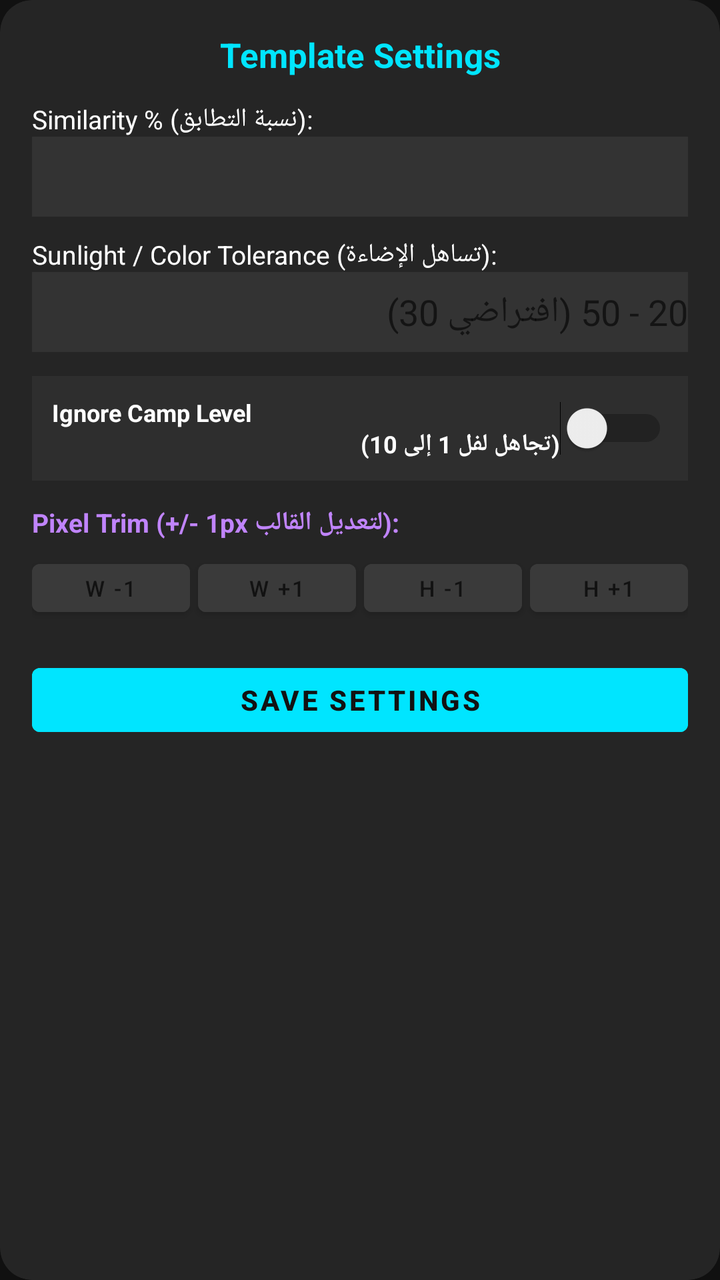
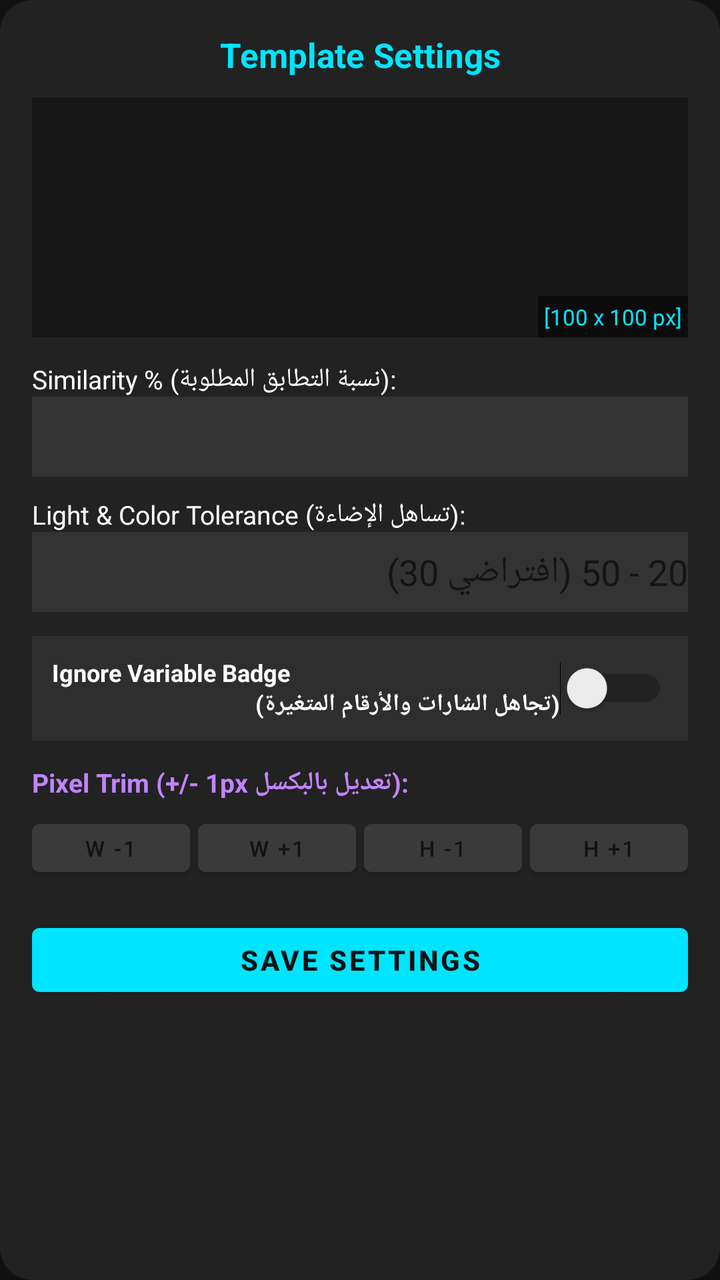

Two renders of the same Android screen: before a commit and after it. Below are the layout's source before the change and the commit's diff.
<!-- AndroidManifest.xml: application theme Theme.MyAutomationApp -->
<!-- res/layout/dialog_template_settings.xml -->
<?xml version="1.0" encoding="utf-8"?>
<androidx.cardview.widget.CardView xmlns:android="http://schemas.android.com/apk/res/android"
    xmlns:app="http://schemas.android.com/apk/res-auto"
    android:layout_width="300dp"
    android:layout_height="wrap_content"
    app:cardBackgroundColor="#252525"
    app:cardCornerRadius="16dp"
    app:cardElevation="20dp">

    <LinearLayout
        android:layout_width="match_parent"
        android:layout_height="wrap_content"
        android:orientation="vertical"
        android:padding="16dp">

        <TextView
            android:id="@+id/tvTemplateSettingsTitle"
            android:layout_width="match_parent"
            android:layout_height="wrap_content"
            android:text="Template Settings"
            android:textColor="#00E5FF"
            android:textSize="17sp"
            android:textStyle="bold"
            android:gravity="center"
            android:paddingBottom="12dp" />

        
        <TextView
            android:layout_width="match_parent"
            android:layout_height="wrap_content"
            android:text="Similarity % (نسبة التطابق):"
            android:textColor="#FFFFFF"
            android:textSize="13sp" />
        <EditText
            android:id="@+id/etTemplateSim"
            android:layout_width="match_parent"
            android:layout_height="40dp"
            android:inputType="number"
            android:textColor="#00E5FF"
            android:background="#333333"
            android:paddingStart="8dp"
            android:layout_marginBottom="10dp" />

        
        <TextView
            android:layout_width="match_parent"
            android:layout_height="wrap_content"
            android:text="Sunlight / Color Tolerance (تساهل الإضاءة):"
            android:textColor="#FFFFFF"
            android:textSize="13sp" />
        <EditText
            android:id="@+id/etTemplateTolerance"
            android:layout_width="match_parent"
            android:layout_height="40dp"
            android:inputType="number"
            android:hint="20 - 50 (افتراضي 30)"
            android:textColor="#00E5FF"
            android:background="#333333"
            android:paddingStart="8dp"
            android:layout_marginBottom="12dp" />

        
        <LinearLayout
            android:layout_width="match_parent"
            android:layout_height="wrap_content"
            android:orientation="horizontal"
            android:gravity="center_vertical"
            android:background="#2E2E2E"
            android:padding="10dp"
            android:layout_marginBottom="12dp">
            <TextView
                android:layout_width="0dp"
                android:layout_height="wrap_content"
                android:layout_weight="1"
                android:text="Ignore Camp Level\n(تجاهل لفل 1 إلى 10)"
                android:textColor="#FFFFFF"
                android:textSize="12sp"
                android:textStyle="bold" />
            <Switch
                android:id="@+id/swIgnoreLevelBadge"
                android:layout_width="wrap_content"
                android:layout_height="wrap_content" />
        </LinearLayout>

        
        <TextView
            android:layout_width="match_parent"
            android:layout_height="wrap_content"
            android:text="Pixel Trim (+/- 1px لتعديل القالب):"
            android:textColor="#C084FC"
            android:textSize="13sp"
            android:textStyle="bold"
            android:paddingBottom="4dp" />

        <LinearLayout
            android:layout_width="match_parent"
            android:layout_height="40dp"
            android:orientation="horizontal"
            android:gravity="center_vertical"
            android:layout_marginBottom="14dp">

            <Button
                android:id="@+id/btnTrimWMinus"
                android:layout_width="0dp"
                android:layout_height="36dp"
                android:layout_weight="1"
                android:text="W -1"
                android:textSize="11sp"
                android:backgroundTint="#3A3A3A" />
            <Button
                android:id="@+id/btnTrimWPlus"
                android:layout_width="0dp"
                android:layout_height="36dp"
                android:layout_weight="1"
                android:text="W +1"
                android:textSize="11sp"
                android:backgroundTint="#3A3A3A"
                android:layout_marginStart="4dp" />
            <Button
                android:id="@+id/btnTrimHMinus"
                android:layout_width="0dp"
                android:layout_height="36dp"
                android:layout_weight="1"
                android:text="H -1"
                android:textSize="11sp"
                android:backgroundTint="#3A3A3A"
                android:layout_marginStart="4dp" />
            <Button
                android:id="@+id/btnTrimHPlus"
                android:layout_width="0dp"
                android:layout_height="36dp"
                android:layout_weight="1"
                android:text="H +1"
                android:textSize="11sp"
                android:backgroundTint="#3A3A3A"
                android:layout_marginStart="4dp" />
        </LinearLayout>

        <Button
            android:id="@+id/btnSaveTemplateSettings"
            android:layout_width="match_parent"
            android:layout_height="44dp"
            android:text="SAVE SETTINGS"
            android:backgroundTint="#00E5FF"
            android:textColor="#121212"
            android:textStyle="bold" />

    </LinearLayout>
</androidx.cardview.widget.CardView>
<!-- resources referenced by this layout -->
<resources>
  <style name="Theme.MyAutomationApp" parent="Theme.MaterialComponents.DayNight.NoActionBar">
          <item name="colorPrimary">@color/gold</item>
          <item name="colorPrimaryVariant">@color/gold_dark</item>
          <item name="colorOnPrimary">@color/black</item>
          <item name="android:windowBackground">@color/black</item>
          <item name="android:textColor">@color/gold</item>
      </style>
  <color name="gold">#FFD700</color>
  <color name="gold_dark">#B8860B</color>
  <color name="black">#121212</color>
</resources>

<!-- the commit's change to res/layout/dialog_template_settings.xml (unified diff, before → after) -->
@@ -1,149 +1,180 @@
 <?xml version="1.0" encoding="utf-8"?>
 <androidx.cardview.widget.CardView xmlns:android="http://schemas.android.com/apk/res/android"
     xmlns:app="http://schemas.android.com/apk/res-auto"
-    android:layout_width="300dp"
+    android:layout_width="310dp"
     android:layout_height="wrap_content"
-    app:cardBackgroundColor="#252525"
+    app:cardBackgroundColor="#222222"
     app:cardCornerRadius="16dp"
     app:cardElevation="20dp">
 
-    <LinearLayout
+    <ScrollView
         android:layout_width="match_parent"
         android:layout_height="wrap_content"
-        android:orientation="vertical"
-        android:padding="16dp">
+        android:maxHeight="520dp">
 
-        <TextView
-            android:id="@+id/tvTemplateSettingsTitle"
-            android:layout_width="match_parent"
-            android:layout_height="wrap_content"
-            android:text="Template Settings"
-            android:textColor="#00E5FF"
-            android:textSize="17sp"
-            android:textStyle="bold"
-            android:gravity="center"
-            android:paddingBottom="12dp" />
-
-        
-        <TextView
-            android:layout_width="match_parent"
-            android:layout_height="wrap_content"
-            android:text="Similarity % (نسبة التطابق):"
-            android:textColor="#FFFFFF"
-            android:textSize="13sp" />
-        <EditText
-            android:id="@+id/etTemplateSim"
-            android:layout_width="match_parent"
-            android:layout_height="40dp"
-            android:inputType="number"
-            android:textColor="#00E5FF"
-            android:background="#333333"
-            android:paddingStart="8dp"
-            android:layout_marginBottom="10dp" />
-
-        
-        <TextView
-            android:layout_width="match_parent"
-            android:layout_height="wrap_content"
-            android:text="Sunlight / Color Tolerance (تساهل الإضاءة):"
-            android:textColor="#FFFFFF"
-            android:textSize="13sp" />
-        <EditText
-            android:id="@+id/etTemplateTolerance"
-            android:layout_width="match_parent"
-            android:layout_height="40dp"
-            android:inputType="number"
-            android:hint="20 - 50 (افتراضي 30)"
-            android:textColor="#00E5FF"
-            android:background="#333333"
-            android:paddingStart="8dp"
-            android:layout_marginBottom="12dp" />
-
-        
         <LinearLayout
             android:layout_width="match_parent"
             android:layout_height="wrap_content"
-            android:orientation="horizontal"
-            android:gravity="center_vertical"
-            android:background="#2E2E2E"
-            android:padding="10dp"
-            android:layout_marginBottom="12dp">
+            android:orientation="vertical"
+            android:padding="16dp">
+
             <TextView
-                android:layout_width="0dp"
+                android:id="@+id/tvTemplateSettingsTitle"
+                android:layout_width="match_parent"
                 android:layout_height="wrap_content"
-                android:layout_weight="1"
-                android:text="Ignore Camp Level\n(تجاهل لفل 1 إلى 10)"
+                android:text="Template Settings"
+                android:textColor="#00E5FF"
+                android:textSize="17sp"
+                android:textStyle="bold"
+                android:gravity="center"
+                android:paddingBottom="10dp" />
+
+            
+            <FrameLayout
+                android:layout_width="match_parent"
+                android:layout_height="120dp"
+                android:background="#181818"
+                android:layout_marginBottom="12dp">
+
+                <ImageView
+                    android:id="@+id/ivSettingsTemplatePreview"
+                    android:layout_width="match_parent"
+                    android:layout_height="match_parent"
+                    android:scaleType="fitCenter" />
+
+                <TextView
+                    android:id="@+id/tvLiveTrimDimensions"
+                    android:layout_width="wrap_content"
+                    android:layout_height="wrap_content"
+                    android:layout_gravity="bottom|end"
+                    android:text="[100 x 100 px]"
+                    android:textColor="#00E5FF"
+                    android:textSize="11sp"
+                    android:background="#88000000"
+                    android:padding="3dp" />
+            </FrameLayout>
+
+            
+            <TextView
+                android:layout_width="match_parent"
+                android:layout_height="wrap_content"
+                android:text="Similarity % (نسبة التطابق المطلوبة):"
                 android:textColor="#FFFFFF"
-                android:textSize="12sp"
-                android:textStyle="bold" />
-            <Switch
-                android:id="@+id/swIgnoreLevelBadge"
-                android:layout_width="wrap_content"
-                android:layout_height="wrap_content" />
-        </LinearLayout>
+                android:textSize="13sp" />
+            <EditText
+                android:id="@+id/etTemplateSim"
+                android:layout_width="match_parent"
+                android:layout_height="40dp"
+                android:inputType="number"
+                android:textColor="#00E5FF"
+                android:background="#333333"
+                android:paddingStart="8dp"
+                android:layout_marginBottom="10dp" />
 
-        
-        <TextView
-            android:layout_width="match_parent"
-            android:layout_height="wrap_content"
-            android:text="Pixel Trim (+/- 1px لتعديل القالب):"
-            android:textColor="#C084FC"
-            android:textSize="13sp"
-            android:textStyle="bold"
-            android:paddingBottom="4dp" />
+            
+            <TextView
+                android:layout_width="match_parent"
+                android:layout_height="wrap_content"
+                android:text="Light &amp; Color Tolerance (تساهل الإضاءة):"
+                android:textColor="#FFFFFF"
+                android:textSize="13sp" />
+            <EditText
+                android:id="@+id/etTemplateTolerance"
+                android:layout_width="match_parent"
+                android:layout_height="40dp"
+                android:inputType="number"
+                android:hint="20 - 50 (افتراضي 30)"
+                android:textColor="#00E5FF"
+                android:background="#333333"
+                android:paddingStart="8dp"
+                android:layout_marginBottom="12dp" />
 
-        <LinearLayout
-            android:layout_width="match_parent"
-            android:layout_height="40dp"
-            android:orientation="horizontal"
-            android:gravity="center_vertical"
-            android:layout_marginBottom="14dp">
+            
+            <LinearLayout
+                android:layout_width="match_parent"
+                android:layout_height="wrap_content"
+                android:orientation="horizontal"
+                android:gravity="center_vertical"
+                android:background="#2E2E2E"
+                android:padding="10dp"
+                android:layout_marginBottom="12dp">
+                <TextView
+                    android:layout_width="0dp"
+                    android:layout_height="wrap_content"
+                    android:layout_weight="1"
+                    android:text="Ignore Variable Badge\n(تجاهل الشارات والأرقام المتغيرة)"
+                    android:textColor="#FFFFFF"
+                    android:textSize="12sp"
+                    android:textStyle="bold" />
+                <Switch
+                    android:id="@+id/swIgnoreLevelBadge"
+                    android:layout_width="wrap_content"
+                    android:layout_height="wrap_content" />
+            </LinearLayout>
+
+            
+            <TextView
+                android:layout_width="match_parent"
+                android:layout_height="wrap_content"
+                android:text="Pixel Trim (+/- 1px تعديل بالبكسل):"
+                android:textColor="#C084FC"
+                android:textSize="13sp"
+                android:textStyle="bold"
+                android:paddingBottom="4dp" />
+
+            <LinearLayout
+                android:layout_width="match_parent"
+                android:layout_height="40dp"
+                android:orientation="horizontal"
+                android:gravity="center_vertical"
+                android:layout_marginBottom="14dp">
+
+                <Button
+                    android:id="@+id/btnTrimWMinus"
+                    android:layout_width="0dp"
+                    android:layout_height="36dp"
+                    android:layout_weight="1"
+                    android:text="W -1"
+                    android:textSize="11sp"
+                    android:backgroundTint="#3A3A3A" />
+                <Button
+                    android:id="@+id/btnTrimWPlus"
+                    android:layout_width="0dp"
+                    android:layout_height="36dp"
+                    android:layout_weight="1"
+                    android:text="W +1"
+                    android:textSize="11sp"
+                    android:backgroundTint="#3A3A3A"
+                    android:layout_marginStart="4dp" />
+                <Button
+                    android:id="@+id/btnTrimHMinus"
+                    android:layout_width="0dp"
+                    android:layout_height="36dp"
+                    android:layout_weight="1"
+                    android:text="H -1"
+                    android:textSize="11sp"
+                    android:backgroundTint="#3A3A3A"
+                    android:layout_marginStart="4dp" />
+                <Button
+                    android:id="@+id/btnTrimHPlus"
+                    android:layout_width="0dp"
+                    android:layout_height="36dp"
+                    android:layout_weight="1"
+                    android:text="H +1"
+                    android:textSize="11sp"
+                    android:backgroundTint="#3A3A3A"
+                    android:layout_marginStart="4dp" />
+            </LinearLayout>
 
             <Button
-                android:id="@+id/btnTrimWMinus"
-                android:layout_width="0dp"
-                android:layout_height="36dp"
-                android:layout_weight="1"
-                android:text="W -1"
-                android:textSize="11sp"
-                android:backgroundTint="#3A3A3A" />
-            <Button
-                android:id="@+id/btnTrimWPlus"
-                android:layout_width="0dp"
-                android:layout_height="36dp"
-                android:layout_weight="1"
-                android:text="W +1"
-                android:textSize="11sp"
-                android:backgroundTint="#3A3A3A"
-                android:layout_marginStart="4dp" />
-            <Button
-                android:id="@+id/btnTrimHMinus"
-                android:layout_width="0dp"
-                android:layout_height="36dp"
-                android:layout_weight="1"
-                android:text="H -1"
-                android:textSize="11sp"
-                android:backgroundTint="#3A3A3A"
-                android:layout_marginStart="4dp" />
-            <Button
-                android:id="@+id/btnTrimHPlus"
-                android:layout_width="0dp"
-                android:layout_height="36dp"
-                android:layout_weight="1"
-                android:text="H +1"
-                android:textSize="11sp"
-                android:backgroundTint="#3A3A3A"
-                android:layout_marginStart="4dp" />
+                android:id="@+id/btnSaveTemplateSettings"
+                android:layout_width="match_parent"
+                android:layout_height="44dp"
+                android:text="SAVE SETTINGS"
+                android:backgroundTint="#00E5FF"
+                android:textColor="#121212"
+                android:textStyle="bold" />
+
         </LinearLayout>
-
-        <Button
-            android:id="@+id/btnSaveTemplateSettings"
-            android:layout_width="match_parent"
-            android:layout_height="44dp"
-            android:text="SAVE SETTINGS"
-            android:backgroundTint="#00E5FF"
-            android:textColor="#121212"
-            android:textStyle="bold" />
-
-    </LinearLayout>
+    </ScrollView>
 </androidx.cardview.widget.CardView>
